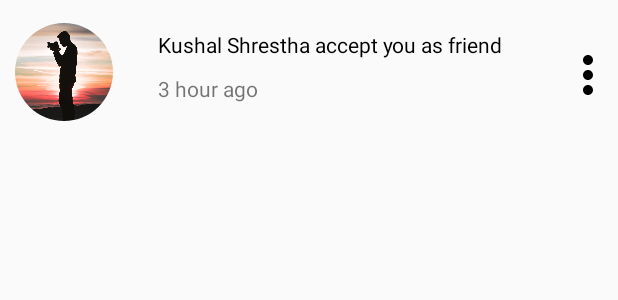
After one commit to rockushal3/androidfinalproject, an Android app: the layout notification.xml on its own in the app's theme, with its tools: preview values and no code run, on a phone screen of 412 x 824 dp. The commit adds this screen. Shown: the top 300 px of the screen. Run offline under Robolectric (Android 15) with nearby library versions, the phone set to English and light mode, and no system bars.

Commit message:
Notification Function

```diff
--- a/app/src/main/java/com/example/journey_mate/controller/fragment/Friend_Fragment.java
+++ b/app/src/main/java/com/example/journey_mate/controller/fragment/Friend_Fragment.java
@@ -36,7 +36,7 @@ public class Friend_Fragment extends Fragment {
         friendrecycle= root.findViewById(R.id.recycle_friend);
         FriendRequestApi friendRequestApi = new FriendRequestApi();
 
-        FriendListAdaptor adapter = new FriendListAdaptor(getContext(), friendRequestApi.getFriendList(UserApi.loginUserDetail.get_id()));
+        FriendListAdaptor adapter = new FriendListAdaptor(getContext(), friendRequestApi.getFriendList(UserApi.loginUserDetail.get_id() ));
         RecyclerView.LayoutManager layoutManager = new LinearLayoutManager(getContext());
         friendrecycle.setLayoutManager(layoutManager);
         friendrecycle.setAdapter(adapter);
--- a/app/src/main/java/com/example/journey_mate/controller/registration.java
+++ b/app/src/main/java/com/example/journey_mate/controller/registration.java
@@ -197,7 +197,7 @@ public class registration extends AppCompatActivity implements View.OnClickListe
                 if (userApi.userRegistration(usr)) {
                     User user = new User(uemail,upassword);
 
-                    if(userApi.userLogin(user)){
+                    if(userApi.userLogin(user,registration.this)){
                         intent = new Intent(registration.this,Home.class);
                         startActivity(intent);
                         finish();
--- a/app/src/main/java/com/example/journey_mate/router/FriendRequestRoute.java
+++ b/app/src/main/java/com/example/journey_mate/router/FriendRequestRoute.java
@@ -31,4 +31,7 @@ public interface FriendRequestRoute {
     @DELETE("deleteFriend/{id}")
     Call<Void> deleteFriend(@Path("id") String id);
 
+    @GET("getallrelation/{id}")
+    Call<List<FriendRelationResponce>> getAllRelation(@Path("id") String id);
+
 }
--- /dev/null
+++ b/app/src/main/res/layout/notification.xml
@@ -0,0 +1,46 @@
+<?xml version="1.0" encoding="utf-8"?>
+<RelativeLayout android:layout_width="match_parent"
+android:layout_height="wrap_content"
+xmlns:android="http://schemas.android.com/apk/res/android" >
+<de.hdodenhof.circleimageview.CircleImageView
+    android:id="@+id/profile_image"
+    android:layout_width="65dp"
+    android:layout_height="65dp"
+    android:layout_marginLeft="10dp"
+    android:layout_marginTop="15dp"
+    android:layout_marginRight="10dp"
+    android:src="@drawable/profile" />
+<TextView
+    android:layout_width="wrap_content"
+    android:layout_height="wrap_content"
+    android:id="@+id/nofication"
+    android:text="Kushal Shrestha accept you as friend"
+    android:textSize="14dp"
+    android:layout_marginLeft="20dp"
+    android:textColor="@color/black"
+    android:layout_toRightOf="@id/profile_image"
+    android:layout_toLeftOf="@+id/option"
+    android:layout_marginTop="20dp"
+    />
+<TextView
+
+    android:layout_width="wrap_content"
+    android:layout_height="40dp"
+    android:layout_toRightOf="@id/profile_image"
+    android:layout_below="@id/nofication"
+    android:layout_marginTop="10dp"
+    android:layout_marginLeft="20dp"
+    android:text="3 hour ago"
+    />
+<Button
+    android:id="@+id/option"
+    android:layout_width="40dp"
+    style="@style/Widget.AppCompat.Button.Borderless"
+    android:layout_height="40dp"
+    android:layout_alignParentRight="true"
+    android:layout_marginTop="30dp"
+    android:layout_marginLeft="20dp"
+    android:background="@drawable/toggel_icon"
+    android:backgroundTint="@color/black"
+    />
+</RelativeLayout>
```
Also changed, not shown: app/src/main/java/com/example/journey_mate/adaptor/NotificationAdaptor.java (added, +115 -0 lines), app/src/main/java/com/example/journey_mate/api/FriendRequestApi.java (+17 -0 lines), app/src/main/java/com/example/journey_mate/api/UserApi.java (+8 -3 lines), app/src/main/java/com/example/journey_mate/controller/Login.java (+5 -2 lines), app/src/main/java/com/example/journey_mate/controller/fragment/NotificationFragment.java (+15 -4 lines), app/src/main/res/layout/fragment_notification.xml (+3 -39 lines).
